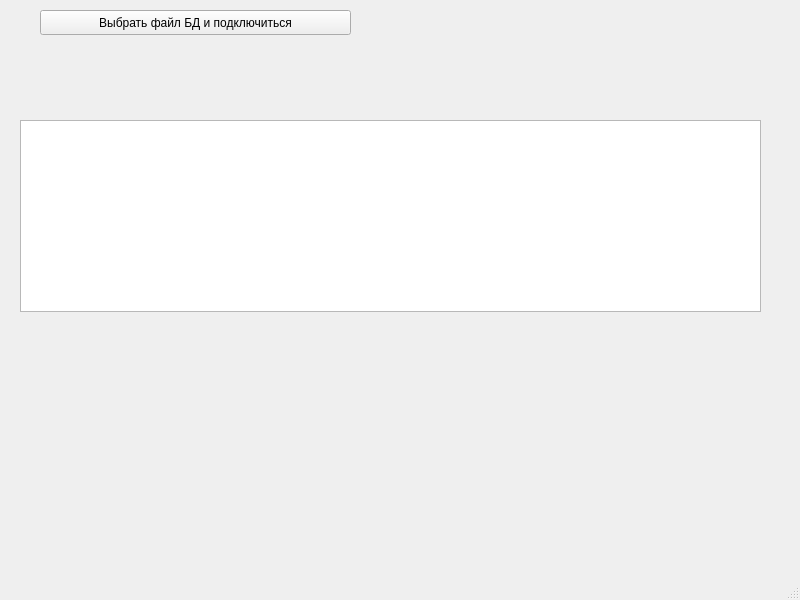
mishanyya/QTopenfilesplusdbandclasses, file mainwindow.ui: the form before one commit.
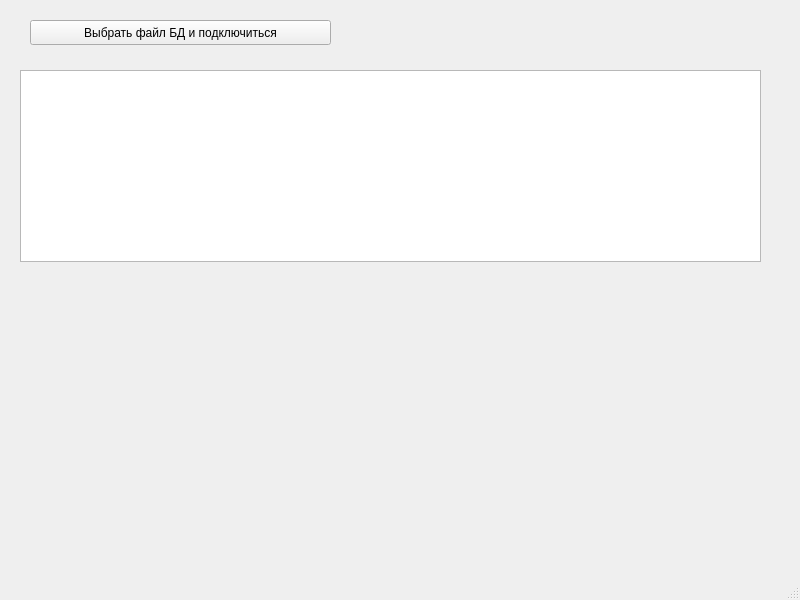
The form after the commit.

Commit message: Переименование репозитория Qt_open_file_DB 3 января 21 12.22

Patch:
```diff
--- a/mainwindow.ui
+++ b/mainwindow.ui
@@ -18,7 +18,7 @@
     <property name="geometry">
      <rect>
       <x>20</x>
-      <y>120</y>
+      <y>70</y>
       <width>741</width>
       <height>192</height>
      </rect>
@@ -27,9 +27,9 @@
    <widget class="QPushButton" name="pushButton_2">
     <property name="geometry">
      <rect>
-      <x>40</x>
-      <y>10</y>
-      <width>311</width>
+      <x>30</x>
+      <y>20</y>
+      <width>301</width>
       <height>25</height>
      </rect>
     </property>
```
Left out of the diff: 2 changed lines with no effect on the pictures. The commit also changes 2 other files.
